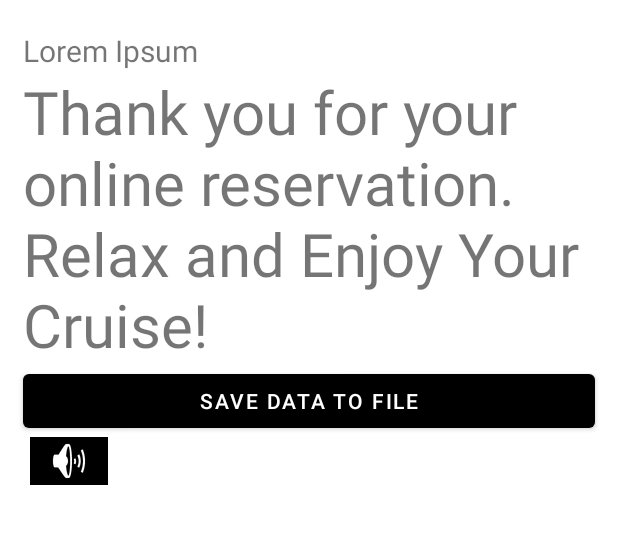
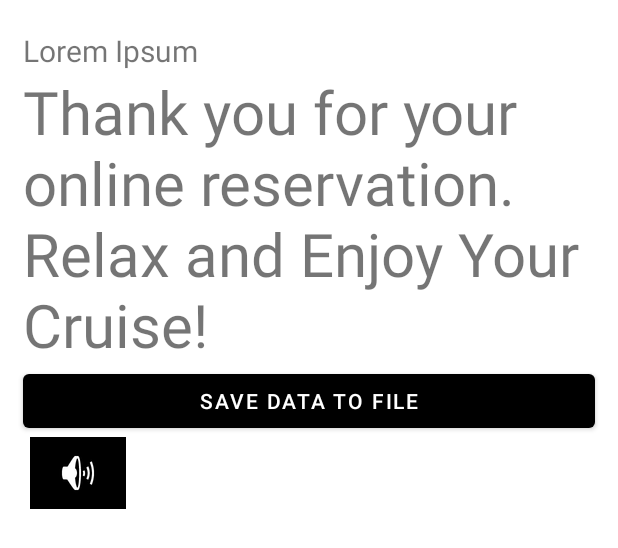
Before and after one commit to aishustha/AishwaryaShrestha_KeshavDulal_MAPD711_Assignment2, an Android app: the layout activity_booking_confirmation.xml on its own in the app's theme, with its tools: preview values and no code run, on a phone screen of 412 x 824 dp. Shown: the top 548 px of the screen. Run offline under Robolectric (Android 15) with nearby library versions, the phone set to English and light mode, and no system bars; network calls fail.

Commit message:
resized toggle  buttons that were too small

```diff
--- a/app/src/main/res/layout/activity_booking_confirmation.xml
+++ b/app/src/main/res/layout/activity_booking_confirmation.xml
@@ -37,10 +37,11 @@
 
     <ImageButton
         android:id="@+id/imageButton2"
-        android:layout_width="52dp"
-        android:layout_height="wrap_content"
+        android:layout_width="64dp"
+        android:layout_height="48dp"
+        android:layout_marginLeft="20dp"
         android:background="@color/black"
-        android:layout_marginLeft="20dp"
         android:onClick="toggleMusic"
-        app:srcCompat="@android:drawable/ic_lock_silent_mode_off" />
+        app:srcCompat="@android:drawable/ic_lock_silent_mode_off"
+        tools:ignore="SpeakableTextPresentCheck" />
 </LinearLayout>
--- a/app/src/main/res/layout/activity_main.xml
+++ b/app/src/main/res/layout/activity_main.xml
@@ -111,10 +111,11 @@
 
         <ImageButton
             android:id="@+id/imageButton"
-            android:layout_width="37dp"
+            android:layout_width="48dp"
             android:layout_height="wrap_content"
+            android:background="@color/black"
+            android:minHeight="48dp"
             android:onClick="toggleMusic"
-            android:background="@color/black"
             app:srcCompat="@android:drawable/ic_lock_silent_mode_off" />
 
     </LinearLayout>
```
